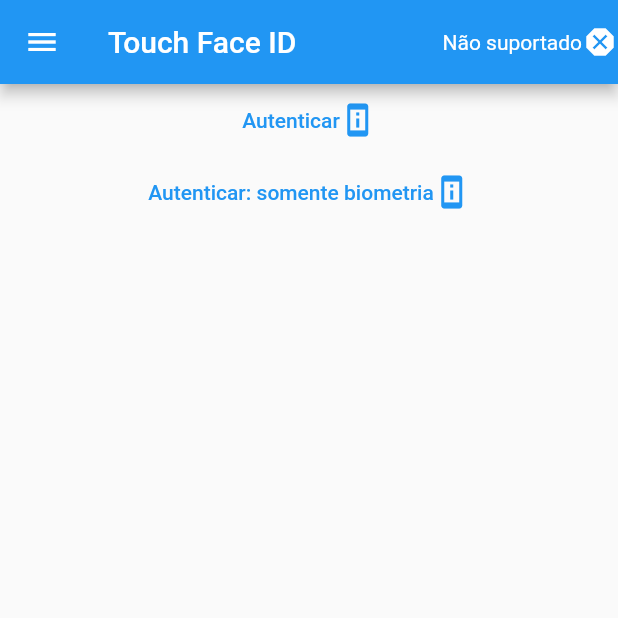
After one commit to treinaweb/treinaweb-flutter-Recursos-de-Hardware, a Flutter app: the TouchFaceIDView screen opened directly, on a phone screen of 412 x 824 dp, the top half of it. The commit adds this screen. Run offline on Flutter 3.47's test engine with Material 2 defaults, Android fonts, the phone set to English and light mode, and no system bars; our stand-ins replace geolocator, image_picker.

Commit message:
criando template do face touch id

```diff
--- a/lib/components/drawer.dart
+++ b/lib/components/drawer.dart
@@ -1,5 +1,6 @@
 import 'package:flutter/material.dart';
 import 'package:hardware/camera/view.dart';
+import 'package:hardware/face_touch_id/view.dart';
 import 'package:hardware/geolocalizacao/view.dart';
 
 class CustomDrawer extends StatelessWidget {
@@ -25,6 +26,14 @@ class CustomDrawer extends StatelessWidget {
               ));
             },
             child: const Text('Câmera'),
+          ),
+          TextButton(
+            onPressed: () {
+              Navigator.of(context).pushReplacement(MaterialPageRoute(
+                builder: (ctx) => const TouchFaceIDView(),
+              ));
+            },
+            child: const Text('Touch Face ID'),
           )
         ],
       ),
--- /dev/null
+++ b/lib/face_touch_id/controller.dart
@@ -0,0 +1,3 @@
+import 'package:flutter/cupertino.dart';
+
+class TouchFaceIdController extends ChangeNotifier {}
--- /dev/null
+++ b/lib/face_touch_id/view.dart
@@ -0,0 +1,67 @@
+import 'package:flutter/material.dart';
+import 'package:hardware/components/drawer.dart';
+import 'package:hardware/face_touch_id/controller.dart';
+
+class TouchFaceIDView extends StatefulWidget {
+  const TouchFaceIDView({Key? key}) : super(key: key);
+
+  @override
+  State<TouchFaceIDView> createState() => _TouchFaceIDViewState();
+}
+
+class _TouchFaceIDViewState extends State<TouchFaceIDView> {
+  final controller = TouchFaceIdController();
+
+  @override
+  void initState() {
+    controller.addListener(() {
+      setState(() {});
+    });
+    super.initState();
+  }
+
+  @override
+  Widget build(BuildContext context) {
+    return Scaffold(
+      appBar: AppBar(
+        title: const Text("Touch Face ID"),
+        actions: [
+          Visibility(
+            child: Row(
+              children: const [Text("Não suportado"), Icon(Icons.dangerous)],
+            ),
+          ),
+        ],
+      ),
+      drawer: const CustomDrawer(),
+      body: ListView(
+        children: [
+          Column(
+            children: [
+              TextButton(
+                onPressed: () {},
+                child: Row(
+                  mainAxisSize: MainAxisSize.min,
+                  children: const [
+                    Text('Autenticar'),
+                    Icon(Icons.perm_device_information)
+                  ],
+                ),
+              ),
+              TextButton(
+                onPressed: () {},
+                child: Row(
+                  mainAxisSize: MainAxisSize.min,
+                  children: const [
+                    Text("Autenticar: somente biometria"),
+                    Icon(Icons.perm_device_information)
+                  ],
+                ),
+              )
+            ],
+          )
+        ],
+      ),
+    );
+  }
+}
```
